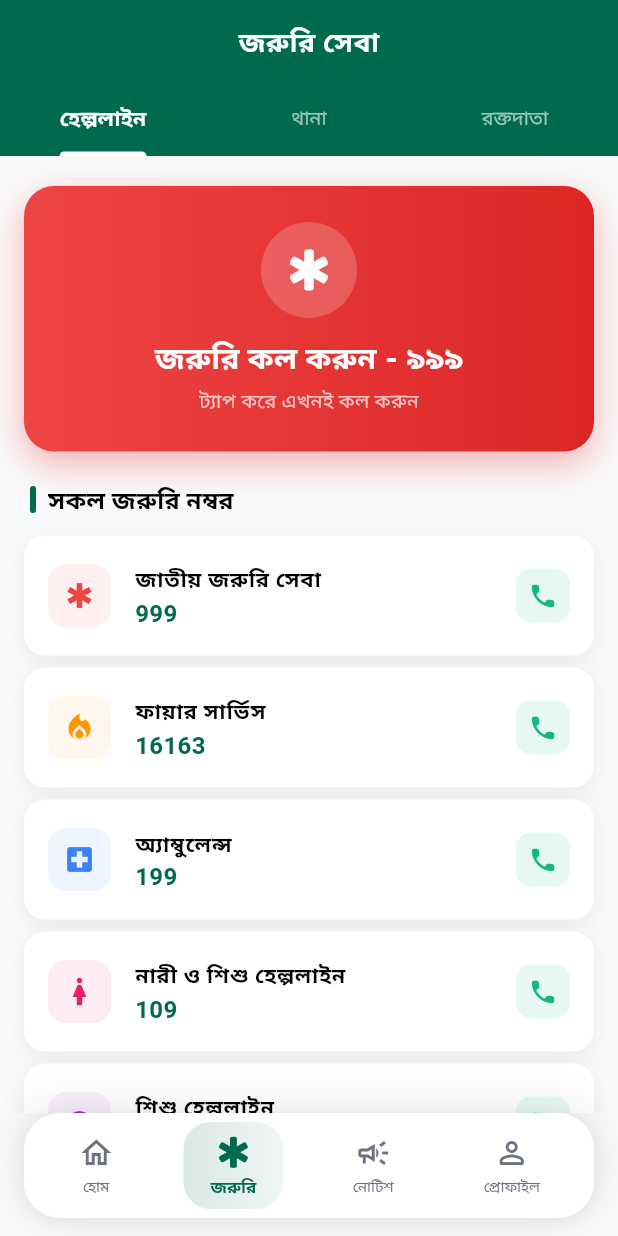
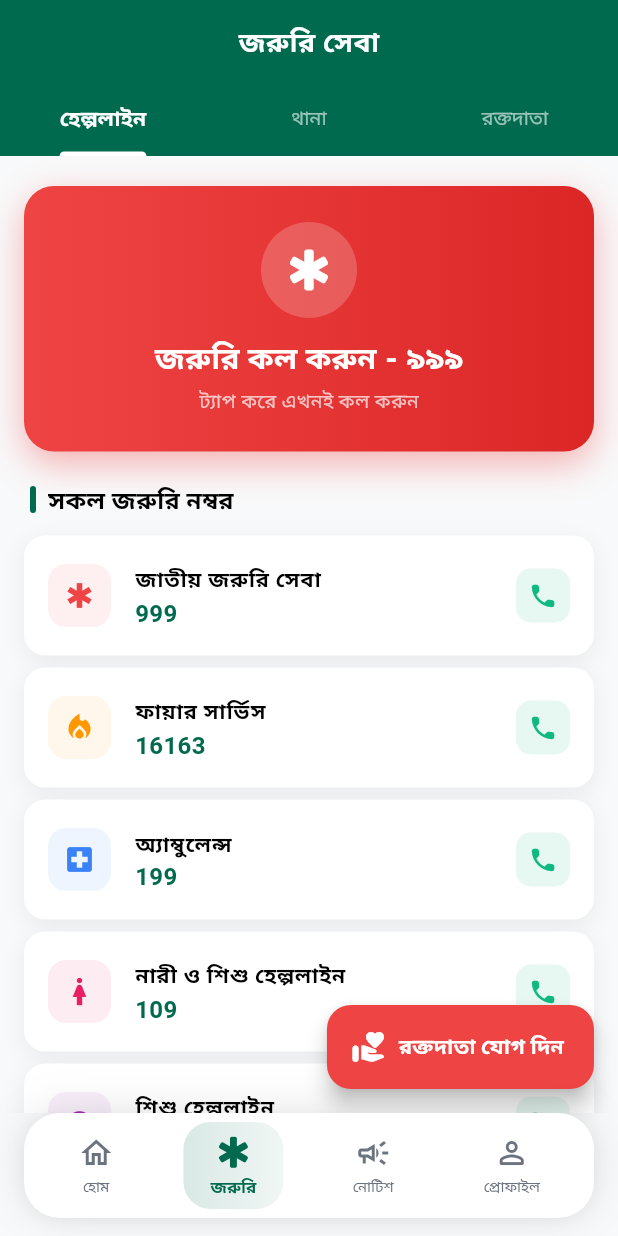
Before and after one commit to Atikul-debug/Jelasheba-App, a Flutter app: the screen it shows after launch, item 2 of the bottom bar chosen, on a phone screen of 412 x 824 dp. Run offline on Flutter 3.47's test engine with Material 3 defaults, Android fonts, the phone set to English and light mode, and no system bars; our stand-ins replace shared_preferences.

Commit message:
Fix EmergencyScreen crash - use DefaultTabController instead of manual TabController
Removed manual TabController that caused LateInitializationError and
null check errors on hot reload. Now uses DefaultTabController which
Flutter manages automatically. FAB shows on all tabs for easy access.

Co-Authored-By: Claude Opus 4.6 (1M context) <noreply@anthropic.com>

```diff
--- a/lib/features/emergency/screens/emergency_screen.dart
+++ b/lib/features/emergency/screens/emergency_screen.dart
@@ -10,24 +10,8 @@ class EmergencyScreen extends StatefulWidget {
   State<EmergencyScreen> createState() => _EmergencyScreenState();
 }
 
-class _EmergencyScreenState extends State<EmergencyScreen> with TickerProviderStateMixin {
+class _EmergencyScreenState extends State<EmergencyScreen> {
   String _selectedBloodGroup = 'সব';
-  TabController? _tabController;
-
-  int get _currentTab => _tabController?.index ?? 0;
-
-  @override
-  void initState() {
-    super.initState();
-    _tabController = TabController(length: 3, vsync: this);
-    _tabController!.addListener(() { if (mounted) setState(() {}); });
-  }
-
-  @override
-  void dispose() {
-    _tabController?.dispose();
-    super.dispose();
-  }
 
   final List<Map<String, dynamic>> _emergencyNumbers = [
     {'name': 'জাতীয় জরুরি সেবা', 'number': '999', 'icon': Icons.emergency, 'color': AppColors.error},
@@ -69,35 +53,34 @@ class _EmergencyScreenState extends State<EmergencyScreen> with TickerProviderSt
 
   @override
   Widget build(BuildContext context) {
-    return Scaffold(
+    return DefaultTabController(
+      length: 3,
+      child: Scaffold(
         appBar: AppBar(
           title: const Text('জরুরি সেবা'),
-          bottom: TabBar(
-            controller: _tabController!,
-            tabs: const [
+          bottom: const TabBar(
+            tabs: [
               Tab(text: 'হেল্পলাইন'),
               Tab(text: 'থানা'),
               Tab(text: 'রক্তদাতা'),
             ],
           ),
         ),
-        floatingActionButton: _currentTab == 2
-            ? FloatingActionButton.extended(
-                onPressed: () => _showDonorRegistrationForm(),
-                backgroundColor: AppColors.error,
-                icon: const Icon(Icons.volunteer_activism_rounded, color: Colors.white),
-                label: const Text('রক্তদাতা যোগ দিন', style: TextStyle(color: Colors.white, fontWeight: FontWeight.w700)),
-                elevation: 6,
-              )
-            : null,
+        floatingActionButton: FloatingActionButton.extended(
+          onPressed: () => _showDonorRegistrationForm(),
+          backgroundColor: AppColors.error,
+          icon: const Icon(Icons.volunteer_activism_rounded, color: Colors.white),
+          label: const Text('রক্তদাতা যোগ দিন', style: TextStyle(color: Colors.white, fontWeight: FontWeight.w700)),
+          elevation: 6,
+        ),
         body: TabBarView(
-          controller: _tabController!,
           children: [
             _buildHelplines(),
             _buildPoliceStations(),
             _buildBloodDonors(),
           ],
         ),
+      ),
     );
   }
 
```
